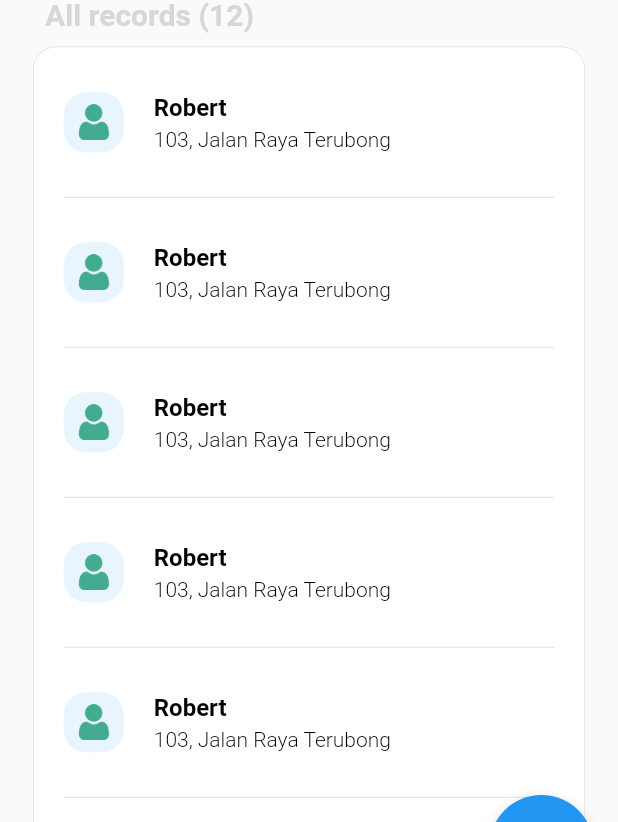
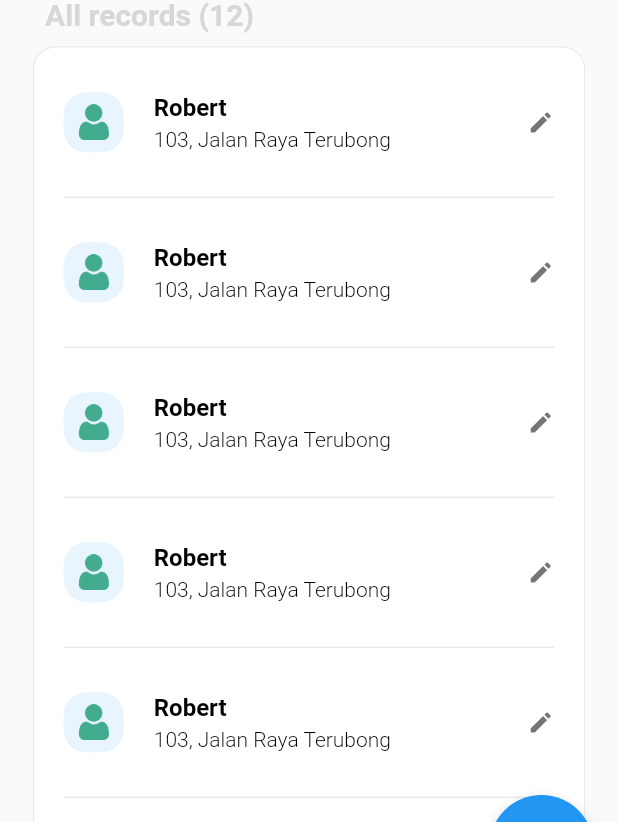
Before and after one commit to Wongoose/the-hill-residence, a Flutter app: the AdminMainPage screen opened directly, on a phone screen of 412 x 824 dp. Shown: the part 312-1134 px from the top of the screen. Run offline on Flutter 3.47's test engine with Material 2 defaults, Android fonts, the phone set to English and light mode, and no system bars; drawn by our look-alikes of overlay_support; our stand-ins replace auto_size_text, circular_countdown_timer, flutter_holo_date_picker, flutter_spinkit, font_awesome_flutter, get; missing offline and left inert: image_stack.

Commit message:
Updates to admin center

```diff
--- a/lib/screens/admin/widgets/admin_account_item.dart
+++ b/lib/screens/admin/widgets/admin_account_item.dart
@@ -52,6 +52,12 @@ class AdminAccountItem extends StatelessWidget {
             ),
           ],
         ),
+        Expanded(child: Container()),
+        Icon(
+          Icons.edit,
+          size: 18,
+          color: Colors.black54,
+        ),
       ],
     );
   }
--- a/lib/screens/admin/widgets/admin_unit_item.dart
+++ b/lib/screens/admin/widgets/admin_unit_item.dart
@@ -52,6 +52,12 @@ class AdminUnitItem extends StatelessWidget {
             ),
           ],
         ),
+        Expanded(child: Container()),
+        Icon(
+          Icons.edit,
+          size: 18,
+          color: Colors.black54,
+        ),
       ],
     );
   }
```
